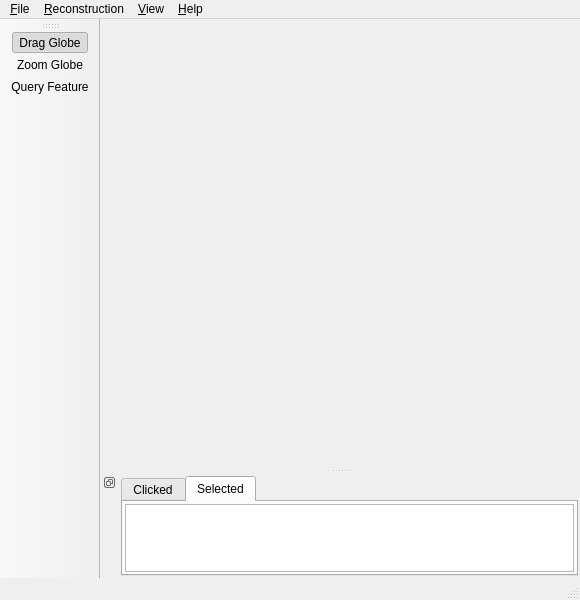
First picture: the form in src/qt-widgets/ViewportWindowUi.ui, repository GPlates/GPlates, before the edit.
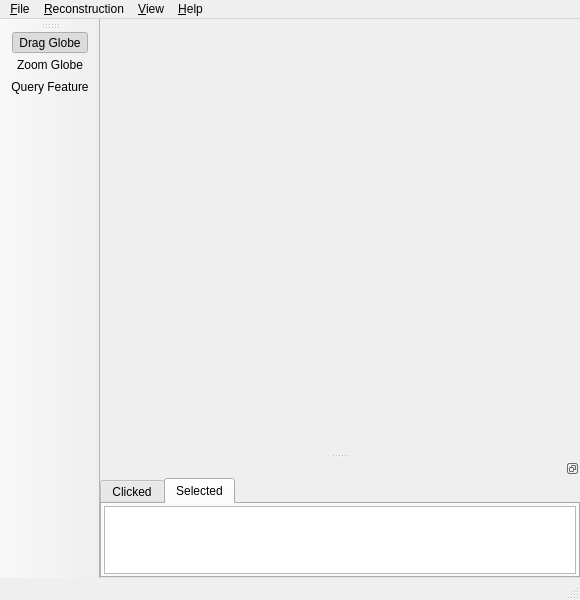
Second picture: the form after the edit. The open tabs and pages were chosen to show the change. Icons and pictures are not drawn.

Diff of the .ui file:
```diff
--- a/src/qt-widgets/ViewportWindowUi.ui
+++ b/src/qt-widgets/ViewportWindowUi.ui
@@ -100,15 +100,9 @@
    <addaction name="action_Zoom_Globe" />
    <addaction name="action_Query_Feature" />
   </widget>
-  <widget class="QDockWidget" name="dockWidget_information" >
-   <property name="sizePolicy" >
-    <sizepolicy vsizetype="Preferred" hsizetype="Minimum" >
-     <horstretch>0</horstretch>
-     <verstretch>0</verstretch>
-    </sizepolicy>
-   </property>
+  <widget class="QDockWidget" name="dock_information" >
    <property name="features" >
-    <set>QDockWidget::DockWidgetFloatable|QDockWidget::DockWidgetMovable|QDockWidget::DockWidgetVerticalTitleBar|QDockWidget::NoDockWidgetFeatures</set>
+    <set>QDockWidget::DockWidgetFloatable|QDockWidget::DockWidgetMovable|QDockWidget::NoDockWidgetFeatures</set>
    </property>
    <property name="allowedAreas" >
     <set>Qt::BottomDockWidgetArea|Qt::NoDockWidgetArea|Qt::TopDockWidgetArea</set>
@@ -116,22 +110,24 @@
    <attribute name="dockWidgetArea" >
     <number>8</number>
    </attribute>
-   <widget class="QWidget" name="dockWidgetContents_2" >
-    <layout class="QHBoxLayout" >
-     <property name="leftMargin" >
-      <number>2</number>
+   <widget class="QWidget" name="dockWidgetContents" >
+    <layout class="QVBoxLayout" >
+     <property name="margin" >
+      <number>0</number>
      </property>
-     <property name="topMargin" >
-      <number>2</number>
-     </property>
-     <property name="rightMargin" >
-      <number>2</number>
-     </property>
-     <property name="bottomMargin" >
-      <number>2</number>
+     <property name="spacing" >
+      <number>0</number>
      </property>
      <item>
-      <widget class="QTabWidget" name="tabWidget_information" >
+      <widget class="QTabWidget" name="tabWidget" >
+       <property name="sizePolicy" >
+        <sizepolicy>
+         <hsizetype>7</hsizetype>
+         <vsizetype>3</vsizetype>
+         <horstretch>0</horstretch>
+         <verstretch>0</verstretch>
+        </sizepolicy>
+       </property>
        <property name="minimumSize" >
         <size>
          <width>0</width>
@@ -174,23 +170,19 @@
         <attribute name="title" >
          <string>Selected</string>
         </attribute>
-        <layout class="QHBoxLayout" >
-         <property name="leftMargin" >
+        <layout class="QVBoxLayout" >
+         <property name="margin" >
           <number>2</number>
          </property>
-         <property name="topMargin" >
-          <number>2</number>
-         </property>
-         <property name="rightMargin" >
-          <number>2</number>
-         </property>
-         <property name="bottomMargin" >
-          <number>2</number>
+         <property name="spacing" >
+          <number>6</number>
          </property>
          <item>
           <widget class="QListWidget" name="list_selected" >
            <property name="sizePolicy" >
-            <sizepolicy vsizetype="Ignored" hsizetype="Expanding" >
+            <sizepolicy>
+             <hsizetype>7</hsizetype>
+             <vsizetype>13</vsizetype>
              <horstretch>0</horstretch>
              <verstretch>0</verstretch>
             </sizepolicy>
```
Left out of the diff: 30 changed lines with no effect on the pictures.
